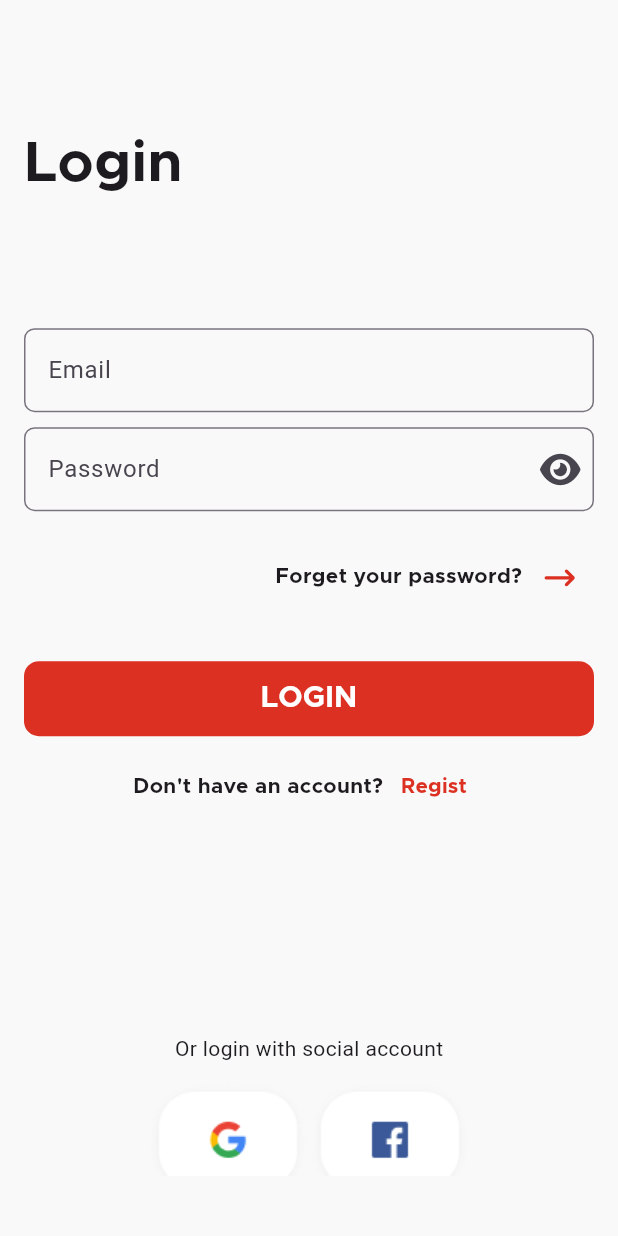
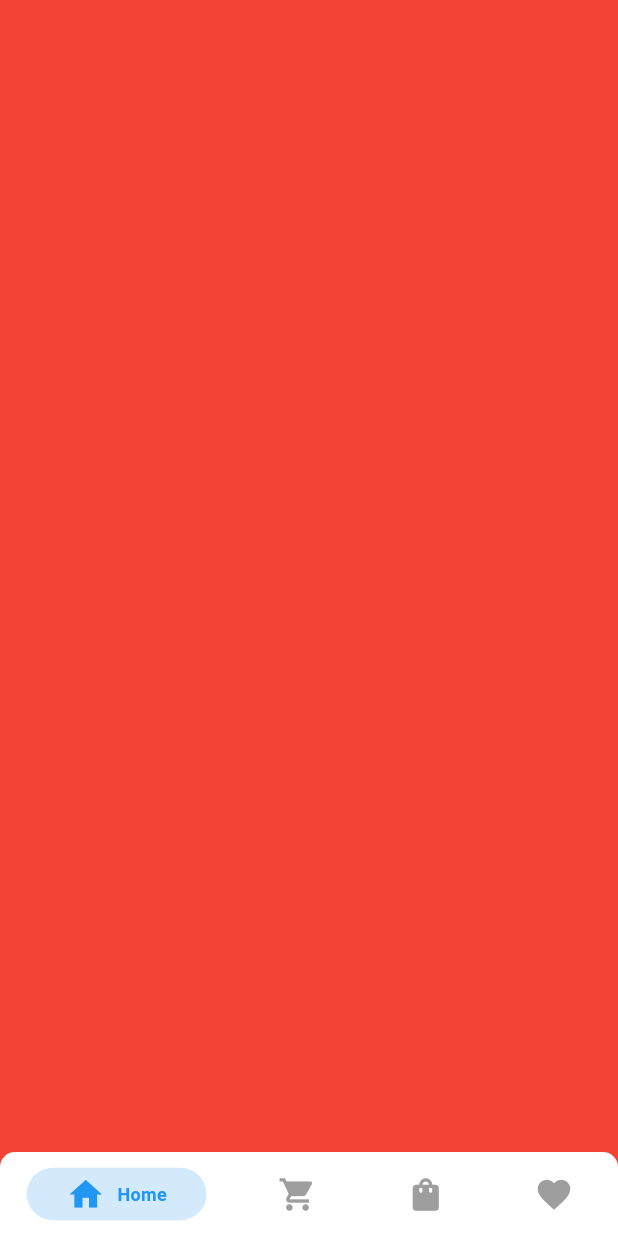
Before and after one commit to MahmoudShbly/e-commerce_app, a Flutter app: the screen it shows after launch, on a phone screen of 412 x 824 dp. Run offline on Flutter 3.47's test engine with Material 3 defaults, Android fonts, the phone set to English and light mode, and no system bars; drawn by our look-alikes of persistent_bottom_nav_bar_v2; our stand-ins replace flutter_bloc, font_awesome_flutter, go_router.

Commit message:
initialize bottom navigation bar

```diff
--- a/lib/core/utils/app_router.dart
+++ b/lib/core/utils/app_router.dart
@@ -1,11 +1,17 @@
 import 'package:ecommerce_app/features/auth/presentation/views/auth_view.dart';
+import 'package:ecommerce_app/features/main/presentation/views/main_view.dart';
 import 'package:go_router/go_router.dart';
 abstract class AppRouter {
+  static const String mainView = '/mainView';
   static final router = GoRouter(
     routes: [
       GoRoute(
+      path: mainView,
+      builder: (context, state) =>const AuthView(),
+     ),
+      GoRoute(
       path: '/',
-      builder: (context, state) =>const AuthView(),
+      builder: (context, state) =>const MainView(),
      ),
     ],
   );
--- a/lib/features/auth/presentation/views/widgets/auth_view_body.dart
+++ b/lib/features/auth/presentation/views/widgets/auth_view_body.dart
@@ -23,7 +23,6 @@ class AuthViewBody extends StatelessWidget {
     return BlocBuilder<AuthCubit, AuthState>(
       builder: (context, state) {
         AuthCubit cubit = context.watch<AuthCubit>();
-
         return Padding(
           padding: const EdgeInsets.only(bottom: 40.0, left: 16.0, right: 16.0),
           child: Expanded(
@@ -34,20 +33,17 @@ class AuthViewBody extends StatelessWidget {
                   crossAxisAlignment: CrossAxisAlignment.start,
                   children: <Widget>[
                     SizedBox(height: MediaQuery.of(context).size.height * .1),
-
                     Text(
                       cubit.isLogin ? 'Login' : 'Signup',
                       style: Styles.textStyle38,
                     ),
                     SizedBox(height: MediaQuery.of(context).size.height * .1),
-
                     FieldsSection(
                       formKey: formKey,
                       nameController: nameController,
                       emailController: emailController,
                       passswordController: passswordController,
                     ),
-
                     const SizedBox(height: 32),
                     CustomButton(
                       title: cubit.isLogin ? 'LOGIN' : 'SIGNUP',
--- /dev/null
+++ b/lib/features/main/presentation/manager/navigation_cubit/navigation_cubit.dart
@@ -0,0 +1,44 @@
+import 'package:flutter/material.dart';
+import 'package:flutter_bloc/flutter_bloc.dart';
+import 'package:persistent_bottom_nav_bar_v2/persistent-tab-view.dart';
+
+part 'navigation_state.dart';
+
+class NavigationCubit extends Cubit<NavigationState> {
+  NavigationCubit():super(NavigationInitial());
+  List<Widget> screens = [
+
+    Container(color: Colors.red),
+    Container(color: Colors.green),
+    Container(color: Colors.blue),
+    Container(color: Colors.yellow),
+  ];
+   List<PersistentBottomNavBarItem> navBarItems = [
+      PersistentBottomNavBarItem(
+        icon: Icon(Icons.home),
+        title: "Home",
+        activeColorPrimary: Colors.blue,
+        inactiveColorPrimary: Colors.grey,
+      ),
+      PersistentBottomNavBarItem(
+        icon: Icon(Icons.shopping_cart),
+        title: "Shop",
+        activeColorPrimary: const Color(0xffDB3022),
+        inactiveColorPrimary: Colors.grey,
+      ),
+      PersistentBottomNavBarItem(
+        icon: Icon(Icons.shopping_bag),
+        title: "Bag",
+        activeColorPrimary: const Color(0xffDB3022),
+        inactiveColorPrimary: Colors.grey,
+      ),
+      PersistentBottomNavBarItem(
+        icon: Icon(Icons.favorite),
+        title: "Favorite",
+        activeColorPrimary: const Color(0xffDB3022),
+        inactiveColorPrimary: Colors.grey,
+      ),
+    ];
+
+
+}
--- /dev/null
+++ b/lib/features/main/presentation/manager/navigation_cubit/navigation_state.dart
@@ -0,0 +1,5 @@
+part of 'navigation_cubit.dart';
+
+sealed class NavigationState {}
+
+final class NavigationInitial extends NavigationState {}
--- /dev/null
+++ b/lib/features/main/presentation/views/main_view.dart
@@ -0,0 +1,49 @@
+import 'package:ecommerce_app/features/main/presentation/manager/navigation_cubit/navigation_cubit.dart';
+import 'package:flutter/material.dart';
+import 'package:flutter_bloc/flutter_bloc.dart';
+import 'package:persistent_bottom_nav_bar_v2/persistent-tab-view.dart';
+
+class MainView extends StatelessWidget {
+  const MainView({super.key});
+  static PersistentTabController controller = PersistentTabController(initialIndex: 0);
+  @override
+  Widget build(BuildContext context) {
+    var cubit = BlocProvider.of<NavigationCubit>(context);
+
+    return BlocBuilder<NavigationCubit, NavigationState>(
+      builder: (context, state) {
+        return PersistentTabView(
+          context,
+          controller: controller,
+          screens: cubit.screens,
+          items: cubit.navBarItems,
+          confineInSafeArea: true,
+          backgroundColor: Colors.white,
+          handleAndroidBackButtonPress: true,
+          resizeToAvoidBottomInset: true,
+          stateManagement: true,
+          hideNavigationBarWhenKeyboardShows: true,
+          decoration: NavBarDecoration(
+            borderRadius: BorderRadius.circular(10.0),
+            colorBehindNavBar: Colors.white,
+          ),
+          popAllScreensOnTapOfSelectedTab: true,
+          popActionScreens: PopActionScreensType.all,
+
+          itemAnimationProperties: ItemAnimationProperties(
+            duration: Duration(milliseconds: 200),
+            curve: Curves.ease,
+          ),
+
+          screenTransitionAnimation: ScreenTransitionAnimation(
+            animateTabTransition: true,
+            curve: Curves.ease,
+            duration: Duration(milliseconds: 200),
+          ),
+
+          navBarStyle: NavBarStyle.style1,
+        );
+      },
+    );
+  }
+}
--- a/lib/main.dart
+++ b/lib/main.dart
@@ -1,5 +1,6 @@
 import 'package:ecommerce_app/core/utils/app_router.dart';
 import 'package:ecommerce_app/features/auth/presentation/manager/auth_cubit/auth_cubit.dart';
+import 'package:ecommerce_app/features/main/presentation/manager/navigation_cubit/navigation_cubit.dart';
 import 'package:flutter/material.dart';
 import 'package:flutter_bloc/flutter_bloc.dart';
 
@@ -16,6 +17,7 @@ class MyApp extends StatelessWidget {
     return MultiBlocProvider(
       providers: [
          BlocProvider(create: (context) => AuthCubit()),
+         BlocProvider(create: (context) => NavigationCubit()),
       ],
       child: MaterialApp.router(
         debugShowCheckedModeBanner: false,
--- a/pubspec.yaml
+++ b/pubspec.yaml
@@ -17,6 +17,7 @@ dependencies:
   font_awesome_flutter: ^10.10.0
   go_router: ^16.2.4
   google_fonts: ^6.3.2
+  persistent_bottom_nav_bar_v2: 4.2.8
 
 dev_dependencies:
   flutter_lints: ^5.0.0
```
Also changed, not shown: pubspec.lock.
